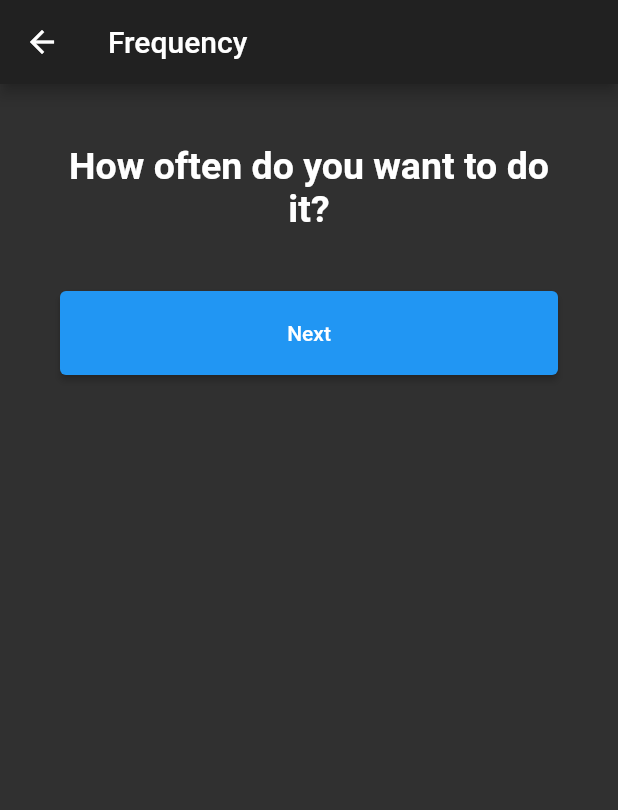
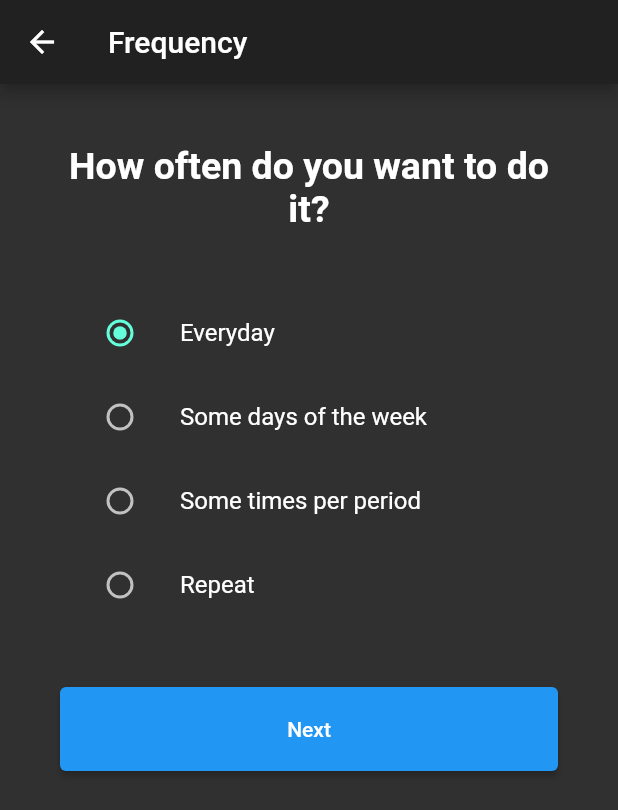
Before and after one commit to melvinodsa/habit-app, a Flutter app: the HabitFrequency screen opened directly with empty values, on a phone screen of 412 x 824 dp. Shown: the top 810 px of the screen. Run offline on Flutter 3.47's test engine with Material 2 defaults, Android fonts, the phone set to English and light mode, and no system bars; our stand-ins replace flutter_svg.

Commit message:
Added frequency screen inputs

```diff
--- a/lib/models/habit.dart
+++ b/lib/models/habit.dart
@@ -9,6 +9,7 @@ class Habit {
     this.operator = NumericalTrackOperator.Atleast,
     this.goal = 0,
     this.unit = "",
+    this.frequency = Frequency.Everyday,
   });
   final Category category;
   TrackProgress trackProgress;
@@ -17,6 +18,7 @@ class Habit {
   NumericalTrackOperator operator;
   int goal;
   String unit;
+  Frequency frequency;
 }
 
 class Category {
@@ -57,3 +59,10 @@ extension ExtensionOperator on NumericalTrackOperator {
     }
   }
 }
+
+enum Frequency {
+  Everyday,
+  DaysOfWeek,
+  Periodically,
+  Repeat,
+}
--- a/lib/screens/habits/new_habit/habit_frequency.dart
+++ b/lib/screens/habits/new_habit/habit_frequency.dart
@@ -14,6 +14,7 @@ class HabitFrequency extends StatefulWidget {
 }
 
 class _HabitFrequencyState extends State<HabitFrequency> {
+  Frequency? _frequency = Frequency.Everyday;
   @override
   Widget build(BuildContext context) {
     return Scaffold(
@@ -52,8 +53,64 @@ class _HabitFrequencyState extends State<HabitFrequency> {
   }
 
   Widget _buildInputs() {
-    return Column(
-      children: [],
+    return Container(
+      margin: EdgeInsets.only(bottom: 40),
+      child: Column(
+        children: <Widget>[
+          ListTile(
+            title: const Text('Everyday'),
+            leading: Radio<Frequency>(
+              value: Frequency.Everyday,
+              groupValue: _frequency,
+              onChanged: (Frequency? value) {
+                setState(() {
+                  _frequency = value;
+                });
+                this.widget.habit.frequency = Frequency.Everyday;
+              },
+            ),
+          ),
+          ListTile(
+            title: const Text('Some days of the week'),
+            leading: Radio<Frequency>(
+              value: Frequency.DaysOfWeek,
+              groupValue: _frequency,
+              onChanged: (Frequency? value) {
+                setState(() {
+                  _frequency = value;
+                });
+                this.widget.habit.frequency = Frequency.DaysOfWeek;
+              },
+            ),
+          ),
+          ListTile(
+            title: const Text('Some times per period'),
+            leading: Radio<Frequency>(
+              value: Frequency.Periodically,
+              groupValue: _frequency,
+              onChanged: (Frequency? value) {
+                setState(() {
+                  _frequency = value;
+                });
+                this.widget.habit.frequency = Frequency.Periodically;
+              },
+            ),
+          ),
+          ListTile(
+            title: const Text('Repeat'),
+            leading: Radio<Frequency>(
+              value: Frequency.Repeat,
+              groupValue: _frequency,
+              onChanged: (Frequency? value) {
+                setState(() {
+                  _frequency = value;
+                });
+                this.widget.habit.frequency = Frequency.Repeat;
+              },
+            ),
+          ),
+        ],
+      ),
     );
   }
 
--- a/lib/screens/index.dart
+++ b/lib/screens/index.dart
@@ -2,8 +2,7 @@ import 'package:flutter/material.dart';
 import 'package:habit/config/index.dart';
 import 'package:habit/models/card_data.dart';
 import 'package:habit/models/habit.dart';
-
-import 'habits/new_habit/habit_details.dart';
+import 'package:habit/screens/habits/new_habit/habit_frequency.dart';
 
 class Screens extends StatelessWidget {
   Screens({required this.config});
@@ -14,7 +13,7 @@ class Screens extends StatelessWidget {
       title: 'Habits',
       debugShowCheckedModeBanner: false,
       theme: config.theme,
-      home: HabitDetails(
+      home: HabitFrequency(
         config: config,
         habit: Habit(
             category: Category(
```
